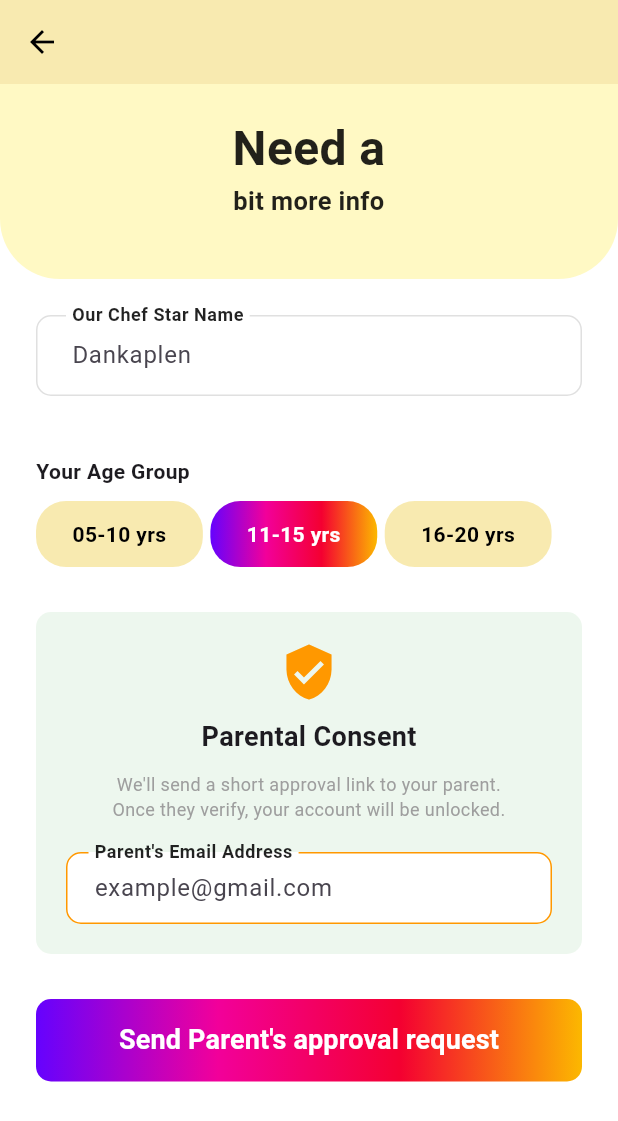
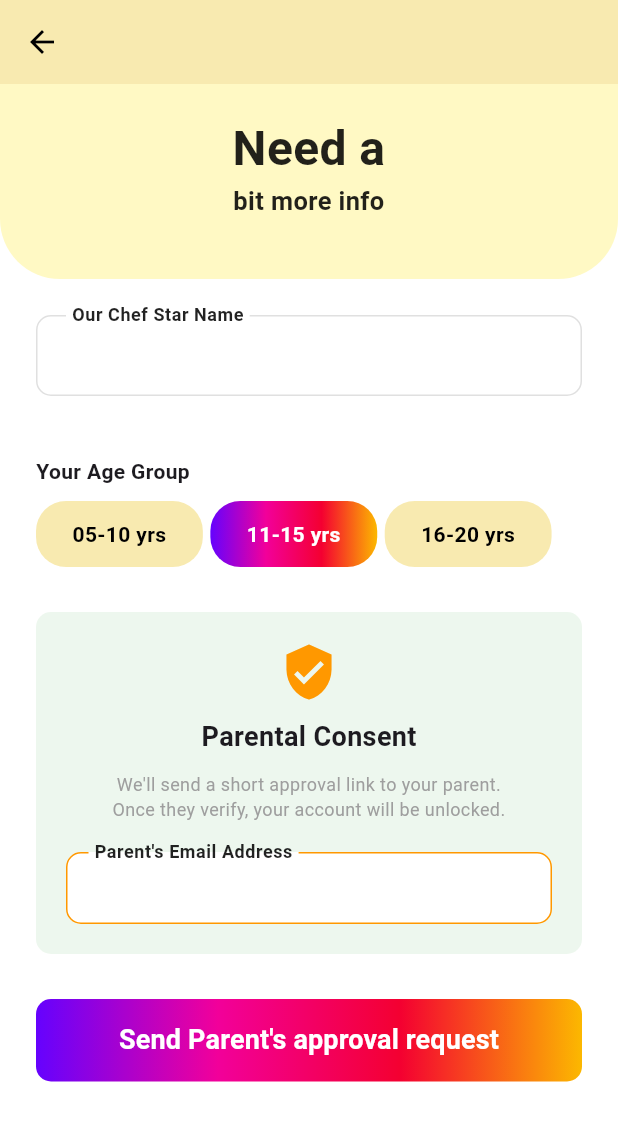
Before and after one commit to Mehedi259/ShefStarz, a Flutter app: the ParentView screen opened by its route, on a phone screen of 412 x 824 dp. Shown: the top 1121 px of the screen. Run offline on Flutter 3.47's test engine with Material 3 defaults, Android fonts, the phone set to English and light mode, and no system bars; our stand-ins replace cached_network_image, camera, chewie, flutter_secure_storage, flutter_svg, get and 11 more; accounts and stored records are empty.

Commit message:
Remove build artifacts and clear input field hints
- Remove extensive Xcode build PIFCache JSON files from `ios/build/ios/XCBuildData/`.
- Clear hardcoded placeholder hints for name and email fields in `ParentView`.
- Remove the hardcoded email hint from the `ForgotPasswordView` input field.

```diff
--- a/lib/modules/auth/view/forgot_password_view.dart
+++ b/lib/modules/auth/view/forgot_password_view.dart
@@ -46,7 +46,7 @@ class ForgotPasswordView extends GetView<AuthController> {
                         validator: controller.validateForgotPasswordEmail,
                         autovalidateMode: AutovalidateMode.onUserInteraction,
                         decoration: InputDecoration(
-                          hintText: "dankaplen123@gmail.com",
+                          hintText: "",
                           labelText: "Email",
                           floatingLabelBehavior: FloatingLabelBehavior.always,
                           border: OutlineInputBorder(
--- a/lib/modules/auth/view/parent_view.dart
+++ b/lib/modules/auth/view/parent_view.dart
@@ -41,7 +41,7 @@ class ParentView extends GetView<AuthController> {
                     // Name Input
                     CustomInputAuth(
                       label: "Our Chef Star Name",
-                      hint: "Dankaplen",
+                      hint: "",
                       controller: controller.nameController,
                       onChanged: controller.validateName,
                       validator: controller.validateName,
@@ -117,7 +117,7 @@ class ParentView extends GetView<AuthController> {
                                 AutovalidateMode.onUserInteraction,
                             decoration: InputDecoration(
                               labelText: "Parent's Email Address",
-                              hintText: "example@gmail.com",
+                              hintText: "",
                               floatingLabelBehavior:
                                   FloatingLabelBehavior.always,
                               border: OutlineInputBorder(
```
Also changed, not shown: 41 other files.
